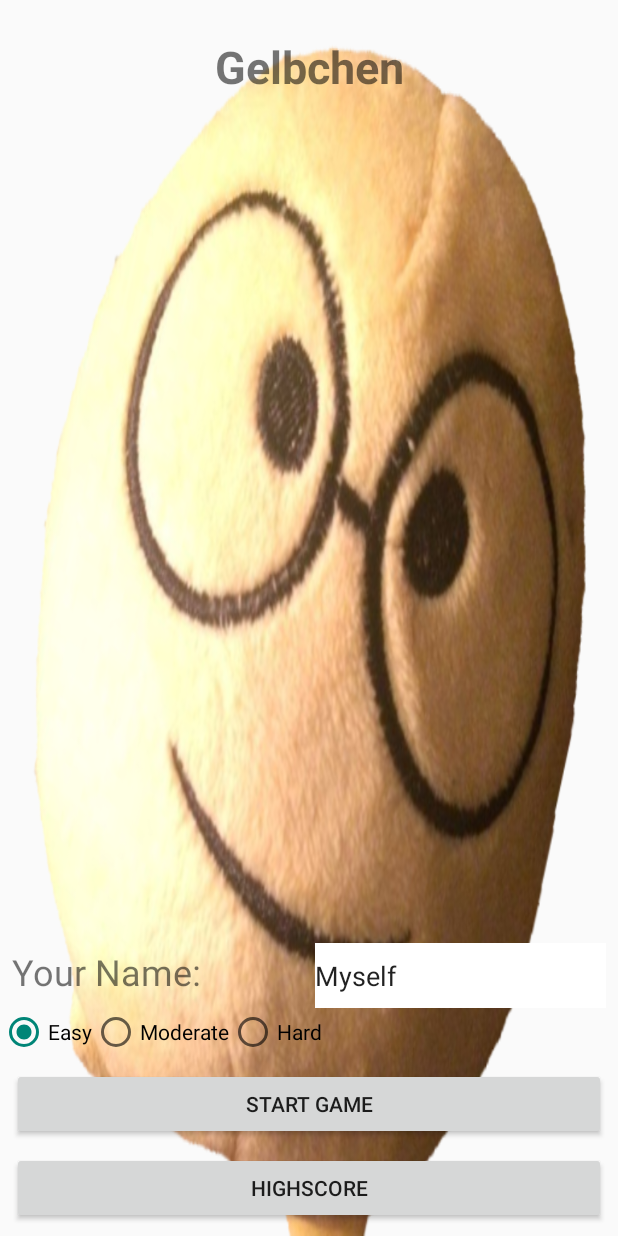
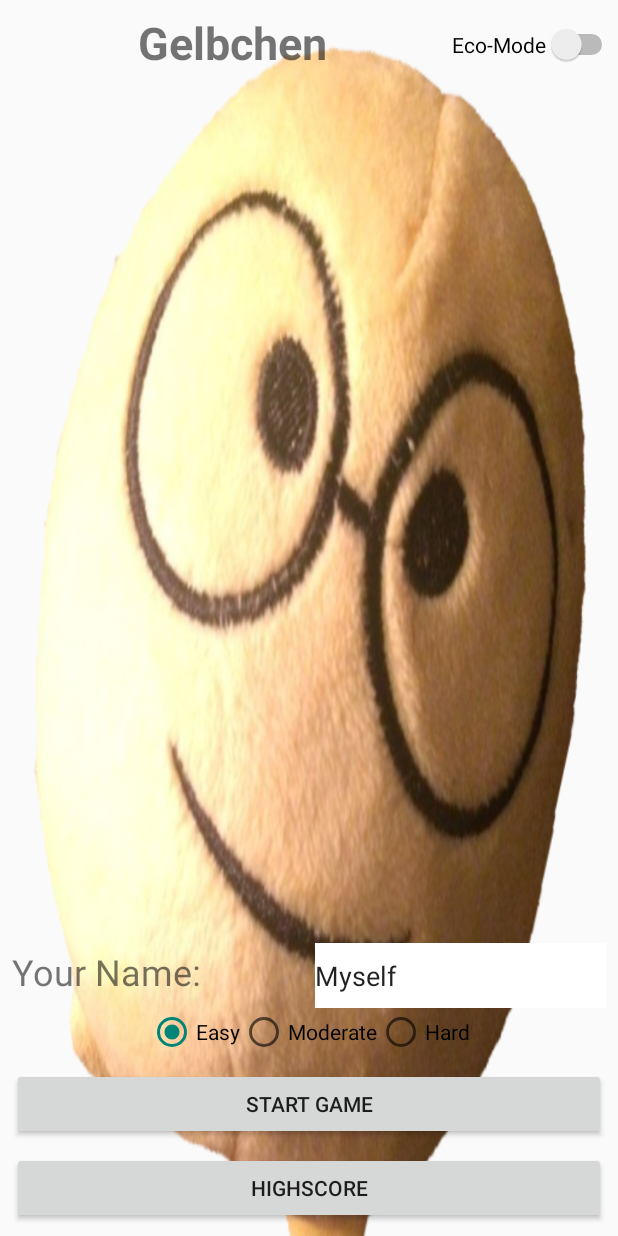
Before and after one commit to chicotobi/gelbchen, an Android app: the screen it shows after launch (MainActivity), on a phone screen of 412 x 824 dp. Run offline under Robolectric (Android 15) with nearby library versions, the light colour scheme and no system bars.

Commit message:
introduce eco mode for alternative goodie sprite

```diff
--- a/app/src/main/java/com/hofmannt/gelbchen/GameActivity.java
+++ b/app/src/main/java/com/hofmannt/gelbchen/GameActivity.java
@@ -5,6 +5,8 @@ import android.graphics.Point;
 import android.support.v7.app.AppCompatActivity;
 import android.os.Bundle;
 import android.view.Display;
+
+import static java.lang.Boolean.FALSE;
 
 public class GameActivity extends AppCompatActivity {
 
@@ -29,13 +31,14 @@ public class GameActivity extends AppCompatActivity {
 
         Intent intent = getIntent();
         String username = intent.getStringExtra("name");
+        Boolean eco = intent.getBooleanExtra("eco", FALSE);
 
         Display display = getWindowManager().getDefaultDisplay();
 
         Point size = new Point();
         display.getSize(size);
 
-        gameView = new GameView(this, size.x, size.y, username);
+        gameView = new GameView(this, size.x, size.y, username, eco);
 
         setContentView(gameView);
     }
--- a/app/src/main/java/com/hofmannt/gelbchen/GameView.java
+++ b/app/src/main/java/com/hofmannt/gelbchen/GameView.java
@@ -39,7 +39,7 @@ public class GameView extends SurfaceView implements Runnable {
 
     int FRAMES = 60;
 
-    public GameView(Context context, int screenX, int screenY, String username) {
+    public GameView(Context context, int screenX, int screenY, String username, Boolean eco) {
         super(context);
 
         this.context = context;
@@ -70,7 +70,7 @@ public class GameView extends SurfaceView implements Runnable {
             targetCount = 5;
         }
 
-        targets = new Target(context, targetCount, screenX, screenY, level);
+        targets = new Target(context, targetCount, screenX, screenY, level, eco);
         highScore[0] = sharedPreferences.getInt("score0", 0);
         highScore[1] = sharedPreferences.getInt("score1", 0);
         highScore[2] = sharedPreferences.getInt("score2", 0);
--- a/app/src/main/java/com/hofmannt/gelbchen/MainActivity.java
+++ b/app/src/main/java/com/hofmannt/gelbchen/MainActivity.java
@@ -9,6 +9,7 @@ import android.view.View;
 import android.widget.EditText;
 import android.widget.RadioButton;
 import android.widget.RadioGroup;
+import android.widget.Switch;
 
 import org.w3c.dom.Text;
 
@@ -51,8 +52,13 @@ public class MainActivity extends AppCompatActivity implements View.OnClickListe
         e.putInt("level",level);
         e.apply();
 
+        Switch myswitch;
+        myswitch = findViewById(R.id.ecoswitch);
+        Boolean eco = myswitch.isChecked();
+
         Intent intent = new Intent(this, GameActivity.class);
         intent.putExtra("name", username);
+        intent.putExtra("eco", eco);
         startActivity(intent);
     }
 
--- a/app/src/main/java/com/hofmannt/gelbchen/Target.java
+++ b/app/src/main/java/com/hofmannt/gelbchen/Target.java
@@ -33,13 +33,16 @@ public class Target {
 
     private int targetCount;
 
-    public Target(Context context, int targetCount, int screenX, int screenY, int level) {
+    public Target(Context context, int targetCount, int screenX, int screenY, int level, Boolean eco) {
 
         this.targetCount = targetCount;
         nx = level + 2;
         ny = level + 3;
 
         Bitmap orig_gelbchen = BitmapFactory.decodeResource(context.getResources(), R.drawable.gelbchen);
+        if(eco) {
+            orig_gelbchen = BitmapFactory.decodeResource(context.getResources(), R.drawable.trash);
+        }
         Bitmap orig_enemy = BitmapFactory.decodeResource(context.getResources(), R.drawable.enemy);
 
         shiftX = (int) (screenX / (float)nx);
--- a/app/src/main/res/layout/activity_main.xml
+++ b/app/src/main/res/layout/activity_main.xml
@@ -8,19 +8,16 @@
     tools:context="com.hofmannt.gelbchen.MainActivity">
 
     <TextView
-        android:id="@+id/textView"
         android:layout_width="wrap_content"
         android:layout_height="wrap_content"
         android:layout_marginStart="8dp"
         android:layout_marginLeft="8dp"
-        android:layout_marginTop="24dp"
-        android:layout_marginEnd="8dp"
-        android:layout_marginRight="8dp"
+        android:layout_marginTop="8dp"
         android:lineSpacingExtra="10sp"
         android:text="Gelbchen"
         android:textSize="30sp"
         android:textStyle="bold"
-        app:layout_constraintEnd_toEndOf="parent"
+        app:layout_constraintEnd_toStartOf="@+id/ecoswitch"
         app:layout_constraintStart_toStartOf="parent"
         app:layout_constraintTop_toTopOf="parent" />
 
@@ -87,13 +84,19 @@
 
     <RadioGroup
         android:id="@+id/radioGroup2"
-        android:layout_width="395dp"
+        android:layout_width="wrap_content"
         android:layout_height="wrap_content"
+        android:layout_marginStart="8dp"
+        android:layout_marginLeft="8dp"
+        android:layout_marginEnd="8dp"
+        android:layout_marginRight="8dp"
         android:layout_marginBottom="8dp"
         android:checkedButton="@+id/easy"
         android:orientation="horizontal"
         app:layout_constraintBottom_toTopOf="@+id/button"
-        tools:layout_editor_absoluteX="8dp">
+        app:layout_constraintEnd_toEndOf="parent"
+        app:layout_constraintStart_toStartOf="parent">
+
         <RadioButton
             android:id="@+id/easy"
             android:layout_width="wrap_content"
@@ -110,4 +113,13 @@
             android:layout_height="wrap_content"
             android:text="Hard"/>
     </RadioGroup>
+
+    <Switch
+        android:id="@+id/ecoswitch"
+        android:layout_width="0dp"
+        android:layout_height="wrap_content"
+        android:layout_marginTop="16dp"
+        android:text="Eco-Mode"
+        app:layout_constraintEnd_toEndOf="parent"
+        app:layout_constraintTop_toTopOf="parent" />
 </android.support.constraint.ConstraintLayout>
```
Also changed, not shown: app/src/main/res/drawable/trash.png (added).
